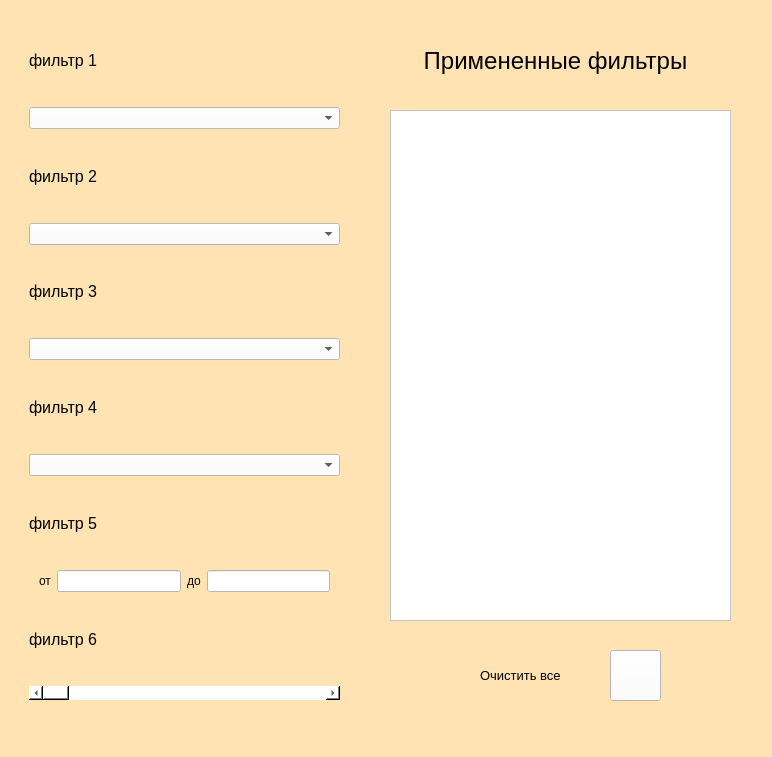
This is windows/ui/fillers.ui in aaalace/D-Compare as Qt 5 draws it before an edit. The edited form follows.
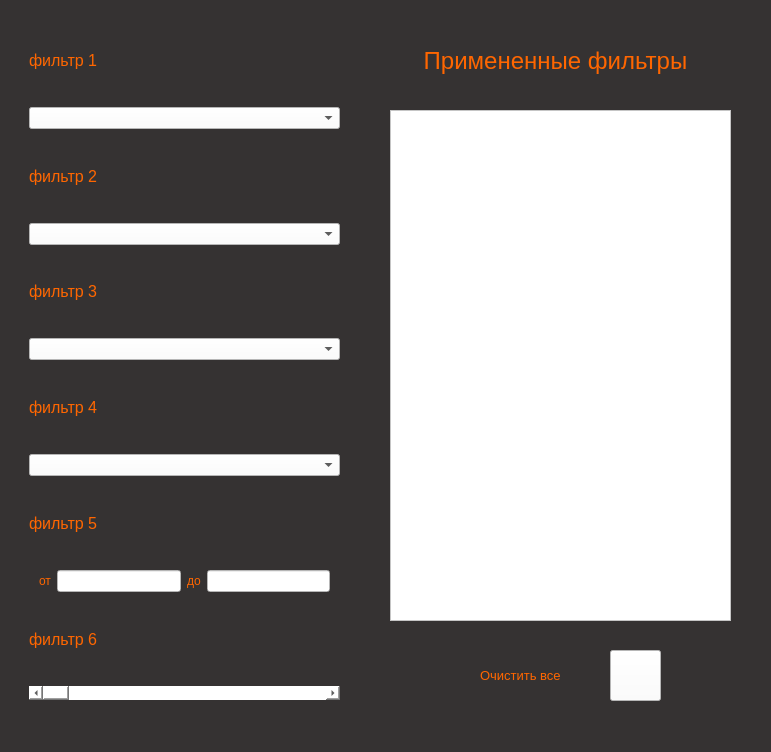
This is the edited form.

What changed in the file:
```diff
--- a/windows/ui/fillers.ui
+++ b/windows/ui/fillers.ui
@@ -6,15 +6,15 @@
    <rect>
     <x>0</x>
     <y>0</y>
-    <width>772</width>
-    <height>757</height>
+    <width>771</width>
+    <height>752</height>
    </rect>
   </property>
   <property name="windowTitle">
    <string>Фильтр</string>
   </property>
   <property name="styleSheet">
-   <string notr="true">background-color: #ffe3b3</string>
+   <string notr="true">background-color: #353232</string>
   </property>
   <property name="animated">
    <bool>false</bool>
@@ -49,6 +49,9 @@
          <pointsize>12</pointsize>
         </font>
        </property>
+       <property name="styleSheet">
+        <string notr="true">color: #FF6600</string>
+       </property>
        <property name="text">
         <string>фильтр 1</string>
        </property>
@@ -92,24 +95,6 @@
             </color>
            </brush>
           </colorrole>
-          <colorrole role="Highlight">
-           <brush brushstyle="SolidPattern">
-            <color alpha="255">
-             <red>255</red>
-             <green>255</green>
-             <blue>255</blue>
-            </color>
-           </brush>
-          </colorrole>
-          <colorrole role="Link">
-           <brush brushstyle="SolidPattern">
-            <color alpha="255">
-             <red>255</red>
-             <green>255</green>
-             <blue>255</blue>
-            </color>
-           </brush>
-          </colorrole>
          </active>
          <inactive>
           <colorrole role="Button">
@@ -139,24 +124,6 @@
             </color>
            </brush>
           </colorrole>
-          <colorrole role="Highlight">
-           <brush brushstyle="SolidPattern">
-            <color alpha="255">
-             <red>255</red>
-             <green>255</green>
-             <blue>255</blue>
-            </color>
-           </brush>
-          </colorrole>
-          <colorrole role="Link">
-           <brush brushstyle="SolidPattern">
-            <color alpha="255">
-             <red>255</red>
-             <green>255</green>
-             <blue>255</blue>
-            </color>
-           </brush>
-          </colorrole>
          </inactive>
          <disabled>
           <colorrole role="Button">
@@ -186,24 +153,6 @@
             </color>
            </brush>
           </colorrole>
-          <colorrole role="Highlight">
-           <brush brushstyle="SolidPattern">
-            <color alpha="255">
-             <red>0</red>
-             <green>120</green>
-             <blue>215</blue>
-            </color>
-           </brush>
-          </colorrole>
-          <colorrole role="Link">
-           <brush brushstyle="SolidPattern">
-            <color alpha="255">
-             <red>255</red>
-             <green>255</green>
-             <blue>255</blue>
-            </color>
-           </brush>
-          </colorrole>
          </disabled>
         </palette>
        </property>
@@ -230,6 +179,9 @@
          <pointsize>12</pointsize>
         </font>
        </property>
+       <property name="styleSheet">
+        <string notr="true">color: #FF6600</string>
+       </property>
        <property name="text">
         <string>фильтр 2</string>
        </property>
@@ -267,33 +219,6 @@
             </color>
            </brush>
           </colorrole>
-          <colorrole role="Highlight">
-           <brush brushstyle="SolidPattern">
-            <color alpha="255">
-             <red>255</red>
-             <green>255</green>
-             <blue>255</blue>
-            </color>
-           </brush>
-          </colorrole>
-          <colorrole role="Link">
-           <brush brushstyle="SolidPattern">
-            <color alpha="255">
-             <red>255</red>
-             <green>255</green>
-             <blue>255</blue>
-            </color>
-           </brush>
-          </colorrole>
-          <colorrole role="LinkVisited">
-           <brush brushstyle="SolidPattern">
-            <color alpha="255">
-             <red>255</red>
-             <green>255</green>
-             <blue>255</blue>
-            </color>
-           </brush>
-          </colorrole>
          </active>
          <inactive>
           <colorrole role="Button">
@@ -323,33 +248,6 @@
             </color>
            </brush>
           </colorrole>
-          <colorrole role="Highlight">
-           <brush brushstyle="SolidPattern">
-            <color alpha="255">
-             <red>255</red>
-             <green>255</green>
-             <blue>255</blue>
-            </color>
-           </brush>
-          </colorrole>
-          <colorrole role="Link">
-           <brush brushstyle="SolidPattern">
-            <color alpha="255">
-             <red>255</red>
-             <green>255</green>
-             <blue>255</blue>
-            </color>
-           </brush>
-          </colorrole>
-          <colorrole role="LinkVisited">
-           <brush brushstyle="SolidPattern">
-            <color alpha="255">
-             <red>255</red>
-             <green>255</green>
-             <blue>255</blue>
-            </color>
-           </brush>
-          </colorrole>
          </inactive>
          <disabled>
           <colorrole role="Button">
@@ -379,33 +277,6 @@
             </color>
            </brush>
           </colorrole>
-          <colorrole role="Highlight">
-           <brush brushstyle="SolidPattern">
-            <color alpha="255">
-             <red>0</red>
-             <green>120</green>
-             <blue>215</blue>
-            </color>
-           </brush>
-          </colorrole>
-          <colorrole role="Link">
-           <brush brushstyle="SolidPattern">
-            <color alpha="255">
-             <red>255</red>
-             <green>255</green>
-             <blue>255</blue>
-            </color>
-           </brush>
-          </colorrole>
-          <colorrole role="LinkVisited">
-           <brush brushstyle="SolidPattern">
-            <color alpha="255">
-             <red>255</red>
-             <green>255</green>
-             <blue>255</blue>
-            </color>
-           </brush>
-          </colorrole>
          </disabled>
         </palette>
        </property>
@@ -424,6 +295,9 @@
          <pointsize>12</pointsize>
         </font>
        </property>
+       <property name="styleSheet">
+        <string notr="true">color: #FF6600</string>
+       </property>
        <property name="text">
         <string>фильтр 3</string>
        </property>
@@ -461,33 +335,6 @@
             </color>
            </brush>
           </colorrole>
-          <colorrole role="Highlight">
-           <brush brushstyle="SolidPattern">
-            <color alpha="255">
-             <red>255</red>
-             <green>255</green>
-             <blue>255</blue>
-            </color>
-           </brush>
-          </colorrole>
-          <colorrole role="Link">
-           <brush brushstyle="SolidPattern">
-            <color alpha="255">
-             <red>255</red>
-             <green>255</green>
-             <blue>255</blue>
-            </color>
-           </brush>
-          </colorrole>
-          <colorrole role="LinkVisited">
-           <brush brushstyle="SolidPattern">
-            <color alpha="255">
-             <red>255</red>
-             <green>255</green>
-             <blue>255</blue>
-            </color>
-           </brush>
-          </colorrole>
          </active>
          <inactive>
           <colorrole role="Button">
@@ -517,33 +364,6 @@
             </color>
            </brush>
           </colorrole>
-          <colorrole role="Highlight">
-           <brush brushstyle="SolidPattern">
-            <color alpha="255">
-             <red>255</red>
-             <green>255</green>
-             <blue>255</blue>
-            </color>
-           </brush>
-          </colorrole>
-          <colorrole role="Link">
-           <brush brushstyle="SolidPattern">
-            <color alpha="255">
-             <red>255</red>
-             <green>255</green>
-             <blue>255</blue>
-            </color>
-           </brush>
-          </colorrole>
-          <colorrole role="LinkVisited">
-           <brush brushstyle="SolidPattern">
-            <color alpha="255">
-             <red>255</red>
-             <green>255</green>
-             <blue>255</blue>
-            </color>
-           </brush>
-          </colorrole>
          </inactive>
          <disabled>
           <colorrole role="Button">
@@ -573,33 +393,6 @@
             </color>
            </brush>
           </colorrole>
-          <colorrole role="Highlight">
-           <brush brushstyle="SolidPattern">
-            <color alpha="255">
-             <red>0</red>
-             <green>120</green>
-             <blue>215</blue>
-            </color>
-           </brush>
-          </colorrole>
-          <colorrole role="Link">
-           <brush brushstyle="SolidPattern">
-            <color alpha="255">
-             <red>255</red>
-             <green>255</green>
-             <blue>255</blue>
-            </color>
-           </brush>
-          </colorrole>
-          <colorrole role="LinkVisited">
-           <brush brushstyle="SolidPattern">
-            <color alpha="255">
-             <red>255</red>
-             <green>255</green>
-             <blue>255</blue>
-            </color>
-           </brush>
-          </colorrole>
          </disabled>
         </palette>
        </property>
@@ -618,6 +411,9 @@
          <pointsize>12</pointsize>
         </font>
        </property>
+       <property name="styleSheet">
+        <string notr="true">color: #FF6600</string>
+       </property>
        <property name="text">
         <string>фильтр 4</string>
        </property>
@@ -655,33 +451,6 @@
             </color>
            </brush>
           </colorrole>
-          <colorrole role="Highlight">
-           <brush brushstyle="SolidPattern">
-            <color alpha="255">
-             <red>255</red>
-             <green>255</green>
-             <blue>255</blue>
-            </color>
-           </brush>
-          </colorrole>
-          <colorrole role="Link">
-           <brush brushstyle="SolidPattern">
-            <color alpha="255">
-             <red>255</red>
-             <green>255</green>
-             <blue>255</blue>
-            </color>
-           </brush>
-          </colorrole>
-          <colorrole role="LinkVisited">
-           <brush brushstyle="SolidPattern">
-            <color alpha="255">
-             <red>255</red>
-             <green>255</green>
-             <blue>255</blue>
-            </color>
-           </brush>
-          </colorrole>
          </active>
          <inactive>
           <colorrole role="Button">
@@ -711,33 +480,6 @@
             </color>
            </brush>
           </colorrole>
-          <colorrole role="Highlight">
-           <brush brushstyle="SolidPattern">
-            <color alpha="255">
-             <red>255</red>
-             <green>255</green>
-             <blue>255</blue>
-            </color>
-           </brush>
-          </colorrole>
-          <colorrole role="Link">
-           <brush brushstyle="SolidPattern">
-            <color alpha="255">
-             <red>255</red>
-             <green>255</green>
-             <blue>255</blue>
-            </color>
-           </brush>
-          </colorrole>
-          <colorrole role="LinkVisited">
-           <brush brushstyle="SolidPattern">
-            <color alpha="255">
-             <red>255</red>
-             <green>255</green>
-             <blue>255</blue>
-            </color>
-           </brush>
-          </colorrole>
          </inactive>
          <disabled>
           <colorrole role="Button">
@@ -767,33 +509,6 @@
             </color>
            </brush>
           </colorrole>
-          <colorrole role="Highlight">
-           <brush brushstyle="SolidPattern">
-            <color alpha="255">
-             <red>0</red>
-             <green>120</green>
-             <blue>215</blue>
-            </color>
-           </brush>
-          </colorrole>
-          <colorrole role="Link">
-           <brush brushstyle="SolidPattern">
-            <color alpha="255">
-             <red>255</red>
-             <green>255</green>
-             <blue>255</blue>
-            </color>
-           </brush>
-          </colorrole>
-          <colorrole role="LinkVisited">
-           <brush brushstyle="SolidPattern">
-            <color alpha="255">
-             <red>255</red>
-             <green>255</green>
-             <blue>255</blue>
-            </color>
-           </brush>
-          </colorrole>
          </disabled>
         </palette>
        </property>
@@ -812,6 +527,9 @@
          <pointsize>12</pointsize>
         </font>
        </property>
+       <property name="styleSheet">
+        <string notr="true">color: #FF6600</string>
+       </property>
        <property name="text">
         <string>фильтр 5</string>
        </property>
@@ -827,6 +545,9 @@
        </property>
        <item>
         <widget class="QLabel" name="lbl_from">
+         <property name="styleSheet">
+          <string notr="true">color: #FF6600</string>
+         </property>
          <property name="text">
           <string>от</string>
          </property>
@@ -841,6 +562,9 @@
        </item>
        <item>
         <widget class="QLabel" name="lbl_to">
+         <property name="styleSheet">
+          <string notr="true">color: #FF6600</string>
+         </property>
          <property name="text">
           <string>до</string>
          </property>
@@ -862,6 +586,9 @@
          <pointsize>12</pointsize>
         </font>
        </property>
+       <property name="styleSheet">
+        <string notr="true">color: #FF6600</string>
+       </property>
        <property name="text">
         <string>фильтр 6</string>
        </property>
@@ -872,15 +599,6 @@
        <property name="palette">
         <palette>
          <active>
-          <colorrole role="WindowText">
-           <brush brushstyle="SolidPattern">
-            <color alpha="255">
-             <red>0</red>
-             <green>0</green>
-             <blue>0</blue>
-            </color>
-           </brush>
-          </colorrole>
           <colorrole role="Button">
            <brush brushstyle="SolidPattern">
             <color alpha="255">
@@ -890,69 +608,6 @@
             </color>
            </brush>
           </colorrole>
-          <colorrole role="Light">
-           <brush brushstyle="SolidPattern">
-            <color alpha="255">
-             <red>255</red>
-             <green>255</green>
-             <blue>255</blue>
-            </color>
-           </brush>
-          </colorrole>
-          <colorrole role="Midlight">
-           <brush brushstyle="SolidPattern">
-            <color alpha="255">
-             <red>255</red>
-             <green>255</green>
-             <blue>255</blue>
-            </color>
-           </brush>
-          </colorrole>
-          <colorrole role="Dark">
-           <brush brushstyle="SolidPattern">
-            <color alpha="255">
-             <red>127</red>
-             <green>127</green>
-             <blue>127</blue>
-            </color>
-           </brush>
-          </colorrole>
-          <colorrole role="Mid">
-           <brush brushstyle="SolidPattern">
-            <color alpha="255">
-             <red>170</red>
-             <green>170</green>
-             <blue>170</blue>
-            </color>
-           </brush>
-          </colorrole>
-          <colorrole role="Text">
-           <brush brushstyle="SolidPattern">
-            <color alpha="255">
-             <red>0</red>
-             <green>0</green>
-             <blue>0</blue>
-            </color>
-           </brush>
-          </colorrole>
-          <colorrole role="BrightText">
-           <brush brushstyle="SolidPattern">
-            <color alpha="255">
-             <red>255</red>
-             <green>255</green>
-             <blue>255</blue>
-            </color>
-           </brush>
-          </colorrole>
-          <colorrole role="ButtonText">
-           <brush brushstyle="SolidPattern">
-            <color alpha="255">
-             <red>0</red>
-             <green>0</green>
-             <blue>0</blue>
-            </color>
-           </brush>
-          </colorrole>
           <colorrole role="Base">
            <brush brushstyle="SolidPattern">
             <color alpha="255">
@@ -971,53 +626,8 @@
             </color>
            </brush>
           </colorrole>
-          <colorrole role="Shadow">
-           <brush brushstyle="SolidPattern">
-            <color alpha="255">
-             <red>0</red>
-             <green>0</green>
-             <blue>0</blue>
-            </color>
-           </brush>
-          </colorrole>
-          <colorrole role="AlternateBase">
-           <brush brushstyle="SolidPattern">
-            <color alpha="255">
-             <red>255</red>
-             <green>255</green>
-             <blue>255</blue>
-            </color>
-           </brush>
-          </colorrole>
-          <colorrole role="ToolTipBase">
-           <brush brushstyle="SolidPattern">
-            <color alpha="255">
-             <red>255</red>
-             <green>255</green>
-             <blue>220</blue>
-            </color>
-           </brush>
-          </colorrole>
-          <colorrole role="ToolTipText">
-           <brush brushstyle="SolidPattern">
-            <color alpha="255">
-             <red>0</red>
-             <green>0</green>
-             <blue>0</blue>
-            </color>
-           </brush>
-          </colorrole>
          </active>
          <inactive>
-          <colorrole role="WindowText">
-           <brush brushstyle="SolidPattern">
-            <color alpha="255">
-             <red>0</red>
-             <green>0</green>
-             <blue>0</blue>
-            </color>
-           </brush>
-          </colorrole>
           <colorrole role="Button">
            <brush brushstyle="SolidPattern">
             <color alpha="255">
@@ -1027,69 +637,6 @@
             </color>
            </brush>
           </colorrole>
-          <colorrole role="Light">
-           <brush brushstyle="SolidPattern">
-            <color alpha="255">
-             <red>255</red>
-             <green>255</green>
-             <blue>255</blue>
-            </color>
-           </brush>
-          </colorrole>
-          <colorrole role="Midlight">
-           <brush brushstyle="SolidPattern">
-            <color alpha="255">
-             <red>255</red>
-             <green>255</green>
-             <blue>255</blue>
-            </color>
-           </brush>
-          </colorrole>
-          <colorrole role="Dark">
-           <brush brushstyle="SolidPattern">
-            <color alpha="255">
-             <red>127</red>
-             <green>127</green>
-             <blue>127</blue>
-            </color>
-           </brush>
-          </colorrole>
-          <colorrole role="Mid">
-           <brush brushstyle="SolidPattern">
-            <color alpha="255">
-             <red>170</red>
-             <green>170</green>
-             <blue>170</blue>
-            </color>
-           </brush>
-          </colorrole>
-          <colorrole role="Text">
-           <brush brushstyle="SolidPattern">
-            <color alpha="255">
-             <red>0</red>
-             <green>0</green>
-             <blue>0</blue>
-            </color>
-           </brush>
-          </colorrole>
-          <colorrole role="BrightText">
-           <brush brushstyle="SolidPattern">
-            <color alpha="255">
-             <red>255</red>
-             <green>255</green>
-             <blue>255</blue>
-            </color>
-           </brush>
-          </colorrole>
-          <colorrole role="ButtonText">
-           <brush brushstyle="SolidPattern">
-            <color alpha="255">
-             <red>0</red>
-             <green>0</green>
-             <blue>0</blue>
-            </color>
-           </brush>
-          </colorrole>
           <colorrole role="Base">
            <brush brushstyle="SolidPattern">
             <color alpha="255">
@@ -1108,53 +655,8 @@
             </color>
            </brush>
           </colorrole>
-          <colorrole role="Shadow">
-           <brush brushstyle="SolidPattern">
-            <color alpha="255">
-             <red>0</red>
-             <green>0</green>
-             <blue>0</blue>
-            </color>
-           </brush>
-          </colorrole>
-          <colorrole role="AlternateBase">
-           <brush brushstyle="SolidPattern">
-            <color alpha="255">
-             <red>255</red>
-             <green>255</green>
-             <blue>255</blue>
-            </color>
-           </brush>
-          </colorrole>
-          <colorrole role="ToolTipBase">
-           <brush brushstyle="SolidPattern">
-            <color alpha="255">
-             <red>255</red>
-             <green>255</green>
-             <blue>220</blue>
-            </color>
-           </brush>
-          </colorrole>
-          <colorrole role="ToolTipText">
-           <brush brushstyle="SolidPattern">
-            <color alpha="255">
-             <red>0</red>
-             <green>0</green>
-             <blue>0</blue>
-            </color>
-           </brush>
-          </colorrole>
          </inactive>
          <disabled>
-          <colorrole role="WindowText">
-           <brush brushstyle="SolidPattern">
-            <color alpha="255">
-             <red>127</red>
-             <green>127</green>
-             <blue>127</blue>
-            </color>
-           </brush>
-          </colorrole>
           <colorrole role="Button">
            <brush brushstyle="SolidPattern">
             <color alpha="255">
@@ -1164,69 +666,6 @@
             </color>
            </brush>
           </colorrole>
-          <colorrole role="Light">
-           <brush brushstyle="SolidPattern">
-            <color alpha="255">
-             <red>255</red>
-             <green>255</green>
-             <blue>255</blue>
-            </color>
-           </brush>
-          </colorrole>
-          <colorrole role="Midlight">
-           <brush brushstyle="SolidPattern">
-            <color alpha="255">
-             <red>255</red>
-             <green>255</green>
-             <blue>255</blue>
-            </color>
-           </brush>
-          </colorrole>
-          <colorrole role="Dark">
-           <brush brushstyle="SolidPattern">
-            <color alpha="255">
-             <red>127</red>
-             <green>127</green>
-             <blue>127</blue>
-            </color>
-           </brush>
-          </colorrole>
-          <colorrole role="Mid">
-           <brush brushstyle="SolidPattern">
-            <color alpha="255">
-             <red>170</red>
-             <green>170</green>
-             <blue>170</blue>
-            </color>
-           </brush>
-          </colorrole>
-          <colorrole role="Text">
-           <brush brushstyle="SolidPattern">
-            <color alpha="255">
-             <red>127</red>
-             <green>127</green>
-             <blue>127</blue>
-            </color>
-           </brush>
-          </colorrole>
-          <colorrole role="BrightText">
-           <brush brushstyle="SolidPattern">
-            <color alpha="255">
-             <red>255</red>
-             <green>255</green>
-             <blue>255</blue>
-            </color>
-           </brush>
-          </colorrole>
-          <colorrole role="ButtonText">
-           <brush brushstyle="SolidPattern">
-            <color alpha="255">
-             <red>127</red>
-             <green>127</green>
-             <blue>127</blue>
-            </color>
-           </brush>
-          </colorrole>
           <colorrole role="Base">
            <brush brushstyle="SolidPattern">
             <color alpha="255">
@@ -1245,42 +684,6 @@
             </color>
            </brush>
           </colorrole>
-          <colorrole role="Shadow">
-           <brush brushstyle="SolidPattern">
-            <color alpha="255">
-             <red>0</red>
-             <green>0</green>
-             <blue>0</blue>
-            </color>
-           </brush>
-          </colorrole>
-          <colorrole role="AlternateBase">
-           <brush brushstyle="SolidPattern">
-            <color alpha="255">
-             <red>255</red>
-             <green>255</green>
-             <blue>255</blue>
-            </color>
-           </brush>
-          </colorrole>
-          <colorrole role="ToolTipBase">
-           <brush brushstyle="SolidPattern">
-            <color alpha="255">
-             <red>255</red>
-             <green>255</green>
-             <blue>220</blue>
-            </color>
-           </brush>
-          </colorrole>
-          <colorrole role="ToolTipText">
-           <brush brushstyle="SolidPattern">
-            <color alpha="255">
-             <red>0</red>
-             <green>0</green>
-             <blue>0</blue>
-            </color>
-           </brush>
-          </colorrole>
          </disabled>
         </palette>
        </property>
@@ -1325,7 +728,7 @@
      </font>
     </property>
     <property name="styleSheet">
-     <string notr="true"/>
+     <string notr="true">color: #FF6600</string>
     </property>
     <property name="text">
      <string>Примененные фильтры</string>
@@ -1373,42 +776,6 @@
          </color>
         </brush>
        </colorrole>
-       <colorrole role="Highlight">
-        <brush brushstyle="SolidPattern">
-         <color alpha="255">
-          <red>255</red>
-          <green>255</green>
-          <blue>255</blue>
-         </color>
-        </brush>
-       </colorrole>
-       <colorrole role="Link">
-        <brush brushstyle="SolidPattern">
-         <color alpha="255">
-          <red>255</red>
-          <green>255</green>
-          <blue>255</blue>
-         </color>
-        </brush>
-       </colorrole>
-       <colorrole role="LinkVisited">
-        <brush brushstyle="SolidPattern">
-         <color alpha="255">
-          <red>255</red>
-          <green>255</green>
-          <blue>255</blue>
-         </color>
-        </brush>
-       </colorrole>
-       <colorrole role="ToolTipBase">
-        <brush brushstyle="SolidPattern">
-         <color alpha="255">
-          <red>255</red>
-          <green>255</green>
-          <blue>255</blue>
-         </color>
-        </brush>
-       </colorrole>
       </active>
       <inactive>
        <colorrole role="Button">
@@ -1438,42 +805,6 @@
          </color>
         </brush>
        </colorrole>
-       <colorrole role="Highlight">
-        <brush brushstyle="SolidPattern">
-         <color alpha="255">
-          <red>255</red>
-          <green>255</green>
-          <blue>255</blue>
-         </color>
-        </brush>
-       </colorrole>
-       <colorrole role="Link">
-        <brush brushstyle="SolidPattern">
-         <color alpha="255">
-          <red>255</red>
-          <green>255</green>
-          <blue>255</blue>
-         </color>
-        </brush>
-       </colorrole>
-       <colorrole role="LinkVisited">
-        <brush brushstyle="SolidPattern">
-         <color alpha="255">
-          <red>255</red>
-          <green>255</green>
-          <blue>255</blue>
-         </color>
-        </brush>
-       </colorrole>
-       <colorrole role="ToolTipBase">
-        <brush brushstyle="SolidPattern">
-         <color alpha="255">
-          <red>255</red>
-          <green>255</green>
-          <blue>255</blue>
-         </color>
-        </brush>
-       </colorrole>
       </inactive>
       <disabled>
        <colorrole role="Button">
@@ -1503,42 +834,6 @@
          </color>
         </brush>
        </colorrole>
-       <colorrole role="Highlight">
-        <brush brushstyle="SolidPattern">
-         <color alpha="255">
-          <red>0</red>
-          <green>120</green>
-          <blue>215</blue>
-         </color>
-        </brush>
-       </colorrole>
-       <colorrole role="Link">
-        <brush brushstyle="SolidPattern">
-         <color alpha="255">
-          <red>255</red>
-          <green>255</green>
-          <blue>255</blue>
-         </color>
-        </brush>
-       </colorrole>
-       <colorrole role="LinkVisited">
-        <brush brushstyle="SolidPattern">
-         <color alpha="255">
-          <red>255</red>
-          <green>255</green>
-          <blue>255</blue>
-         </color>
-        </brush>
-       </colorrole>
-       <colorrole role="ToolTipBase">
-        <brush brushstyle="SolidPattern">
-         <color alpha="255">
-          <red>255</red>
-          <green>255</green>
-          <blue>255</blue>
-         </color>
-        </brush>
-       </colorrole>
       </disabled>
      </palette>
     </property>
@@ -1569,6 +864,9 @@
       <pointsize>10</pointsize>
      </font>
     </property>
+    <property name="styleSheet">
+     <string notr="true">color: #FF6600</string>
+    </property>
     <property name="text">
      <string>Очистить все</string>
     </property>
```
